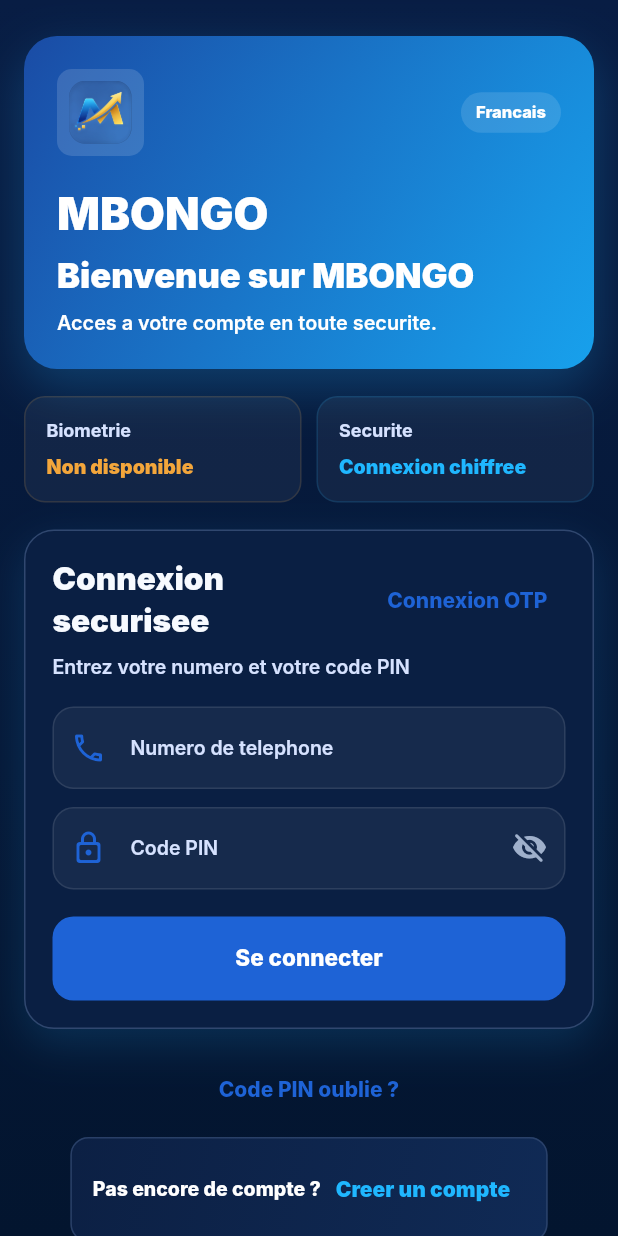
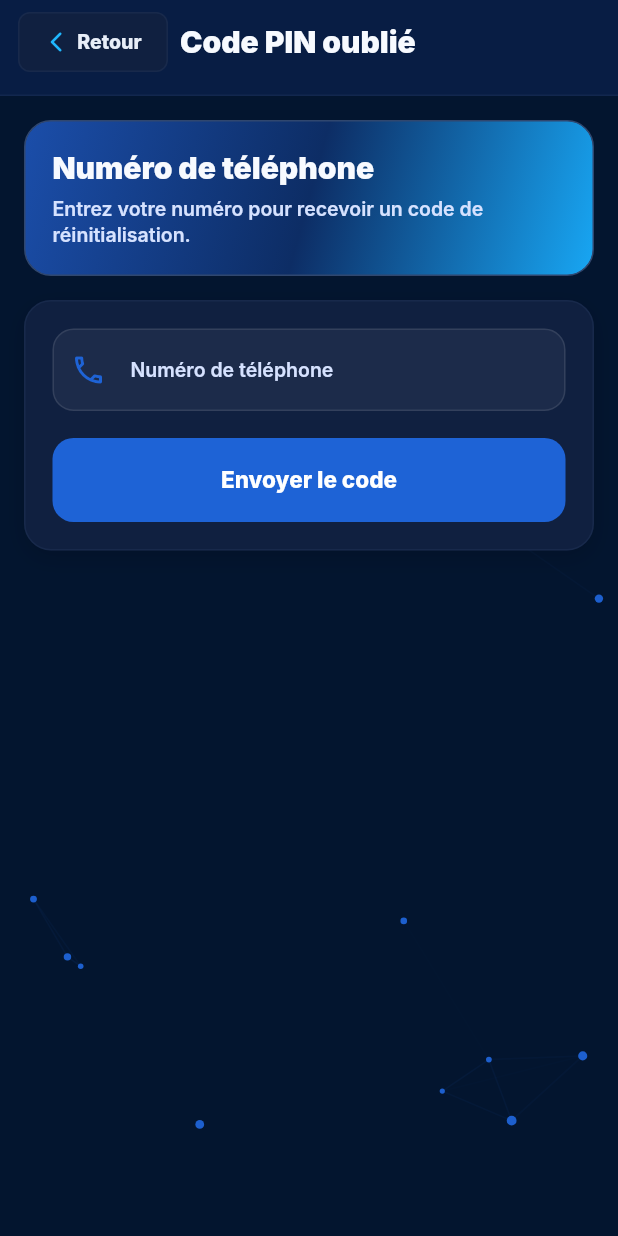
Before and after one commit to Sis243/mbongo, a Flutter app: the LoginScreen screen opened by its route, after a tap on "Code PIN oublie ?", on a phone screen of 412 x 824 dp. Run offline on Flutter 3.47's test engine with Material 3 defaults, Android fonts, the phone set to English and light mode, and no system bars; our stand-ins replace camera, connectivity_plus, dio, file_picker, firebase_core, firebase_messaging and 13 more; accounts and stored records are empty; Roboto replaces fonts that are missing (SF Pro Display).

Commit message:
feat: forgot PIN flow, onboarding first-launch, reset-pin endpoint
- Backend: POST /auth/reset-pin — verifies OTP (purpose=reset), bcrypt hashes new PIN
- Flutter: ForgotPinScreen (phone → OTP → new PIN, 3-step)
- Flutter: login_screen 'Code PIN oublié' button wired to ForgotPinScreen
- Flutter: first-launch onboarding — splash checks hasSeenOnboarding(), routes to
  /onboarding on first open; onboarding buttons call setSeenOnboarding() then go to login
- Router: /onboarding exempted from unauthenticated redirect

Co-Authored-By: Claude Sonnet 4.6 <noreply@anthropic.com>

```diff
--- a/lib/core/router/app_router.dart
+++ b/lib/core/router/app_router.dart
@@ -28,8 +28,9 @@ final routerProvider = Provider<GoRouter>((ref) {
 
       final loggedIn = authState.valueOrNull != null;
       final onAuthRoute = path.startsWith('/auth');
+      final onOnboarding = path == '/onboarding';
 
-      if (!loggedIn && !onAuthRoute) return '/auth/login';
+      if (!loggedIn && !onAuthRoute && !onOnboarding) return '/auth/login';
       if (loggedIn && onAuthRoute) return '/home';
       return null;
     },
--- /dev/null
+++ b/lib/screens/forgot_pin_screen.dart
@@ -0,0 +1,213 @@
+import 'package:flutter/material.dart';
+
+import '../core/theme/app_colors.dart';
+import '../core/theme/mbongo_theme.dart';
+import '../services/api_service.dart';
+import '../widgets/common/app_scaffold.dart';
+
+class ForgotPinScreen extends StatefulWidget {
+  final String initialPhone;
+  const ForgotPinScreen({super.key, this.initialPhone = ''});
+
+  @override
+  State<ForgotPinScreen> createState() => _ForgotPinScreenState();
+}
+
+class _ForgotPinScreenState extends State<ForgotPinScreen> {
+  final phoneCtrl = TextEditingController();
+  final otpCtrl = TextEditingController();
+  final pinCtrl = TextEditingController();
+  final confirmCtrl = TextEditingController();
+
+  // 0 = phone, 1 = otp, 2 = new pin
+  int _step = 0;
+  bool _loading = false;
+  String? _testCode;
+
+  @override
+  void initState() {
+    super.initState();
+    phoneCtrl.text = widget.initialPhone;
+  }
+
+  @override
+  void dispose() {
+    phoneCtrl.dispose();
+    otpCtrl.dispose();
+    pinCtrl.dispose();
+    confirmCtrl.dispose();
+    super.dispose();
+  }
+
+  void _snack(String msg) =>
+      ScaffoldMessenger.of(context).showSnackBar(SnackBar(content: Text(msg)));
+
+  Future<void> _sendOtp() async {
+    final phone = phoneCtrl.text.trim();
+    if (phone.isEmpty) { _snack('Entrez votre numéro.'); return; }
+    setState(() => _loading = true);
+    try {
+      final res = await ApiService.requestOtp(phone, purpose: 'reset');
+      if (!mounted) return;
+      setState(() {
+        _testCode = res['code']?.toString();
+        _step = 1;
+      });
+    } catch (e) {
+      if (mounted) _snack(e.toString());
+    } finally {
+      if (mounted) setState(() => _loading = false);
+    }
+  }
+
+  Future<void> _verifyOtp() async {
+    final code = otpCtrl.text.trim();
+    if (code.length < 4) { _snack('Entrez le code reçu.'); return; }
+    setState(() => _loading = true);
+    try {
+      final res = await ApiService.verifyOtp(phoneCtrl.text.trim(), code, purpose: 'reset');
+      if (!mounted) return;
+      if (res['valid'] == true) {
+        setState(() => _step = 2);
+      } else {
+        _snack(res['reason']?.toString() ?? 'Code invalide.');
+      }
+    } catch (e) {
+      if (mounted) _snack(e.toString());
+    } finally {
+      if (mounted) setState(() => _loading = false);
+    }
+  }
+
+  Future<void> _resetPin() async {
+    final pin = pinCtrl.text.trim();
+    final confirm = confirmCtrl.text.trim();
+    if (pin.length < 4) { _snack('PIN trop court (min 4 chiffres).'); return; }
+    if (pin != confirm) { _snack('Les codes PIN ne correspondent pas.'); return; }
+    setState(() => _loading = true);
+    try {
+      await ApiService.resetPin(phoneCtrl.text.trim(), otpCtrl.text.trim(), pin);
+      if (!mounted) return;
+      _snack('Code PIN mis à jour avec succès.');
+      Navigator.pop(context);
+    } catch (e) {
+      if (mounted) _snack(e.toString());
+    } finally {
+      if (mounted) setState(() => _loading = false);
+    }
+  }
+
+  @override
+  Widget build(BuildContext context) {
+    final palette = MbongoThemeController.current;
+    final titles = ['Numéro de téléphone', 'Code de vérification', 'Nouveau code PIN'];
+    final subs = [
+      'Entrez votre numéro pour recevoir un code de réinitialisation.',
+      'Entrez le code envoyé au ${phoneCtrl.text}.',
+      'Choisissez un nouveau code PIN.',
+    ];
+
+    return AppScaffold(
+      title: 'Code PIN oublié',
+      useParticles: true,
+      particleDensity: 0.7,
+      child: ListView(
+        padding: const EdgeInsets.all(16),
+        children: [
+          if (_testCode != null && _step == 1)
+            Container(
+              padding: const EdgeInsets.all(14),
+              margin: const EdgeInsets.only(bottom: 14),
+              decoration: BoxDecoration(
+                color: AppColors.gold.withValues(alpha: 0.12),
+                borderRadius: BorderRadius.circular(12),
+                border: Border.all(color: AppColors.gold.withValues(alpha: 0.4)),
+              ),
+              child: Row(children: [
+                const Icon(Icons.info_outline_rounded, color: AppColors.gold, size: 20),
+                const SizedBox(width: 10),
+                Expanded(child: Column(crossAxisAlignment: CrossAxisAlignment.start, children: [
+                  const Text('Mode TEST', style: TextStyle(color: AppColors.gold, fontWeight: FontWeight.w800, fontSize: 12)),
+                  const SizedBox(height: 2),
+                  Text('Code : $_testCode', style: const TextStyle(color: AppColors.text, fontWeight: FontWeight.w900, fontSize: 18, letterSpacing: 4)),
+                ])),
+              ]),
+            ),
+
+          Container(
+            padding: const EdgeInsets.all(18),
+            decoration: BoxDecoration(
+              gradient: LinearGradient(colors: palette.bannerGradient, begin: Alignment.topLeft, end: Alignment.bottomRight),
+              borderRadius: BorderRadius.circular(18),
+              border: Border.all(color: AppColors.border),
+            ),
+            child: Column(crossAxisAlignment: CrossAxisAlignment.start, children: [
+              Text(titles[_step], style: const TextStyle(color: AppColors.text, fontSize: 20, fontWeight: FontWeight.w900)),
+              const SizedBox(height: 6),
+              Text(subs[_step], style: const TextStyle(color: AppColors.textSoft, fontSize: 13, fontWeight: FontWeight.w600)),
+            ]),
+          ),
+          const SizedBox(height: 16),
+
+          Container(
+            padding: const EdgeInsets.all(18),
+            decoration: BoxDecoration(
+              color: palette.panelAlt,
+              borderRadius: BorderRadius.circular(18),
+              border: Border.all(color: AppColors.border.withValues(alpha: 0.24)),
+              boxShadow: const [BoxShadow(color: AppColors.shadow, blurRadius: 12, offset: Offset(0, 5))],
+            ),
+            child: Column(children: [
+              if (_step == 0) ...[
+                TextField(
+                  controller: phoneCtrl,
+                  keyboardType: TextInputType.phone,
+                  decoration: const InputDecoration(labelText: 'Numéro de téléphone', prefixIcon: Icon(Icons.phone_outlined)),
+                ),
+                const SizedBox(height: 18),
+                _btn('Envoyer le code', _sendOtp),
+              ] else if (_step == 1) ...[
+                TextField(
+                  controller: otpCtrl,
+                  keyboardType: TextInputType.number,
+                  maxLength: 6,
+                  textAlign: TextAlign.center,
+                  style: const TextStyle(fontSize: 22, fontWeight: FontWeight.w900, letterSpacing: 6),
+                  decoration: const InputDecoration(hintText: '— — — — — —', labelText: 'Code OTP', prefixIcon: Icon(Icons.sms_outlined), counterText: ''),
+                ),
+                const SizedBox(height: 18),
+                _btn('Vérifier le code', _verifyOtp),
+              ] else ...[
+                TextField(
+                  controller: pinCtrl,
+                  keyboardType: TextInputType.number,
+                  obscureText: true,
+                  decoration: const InputDecoration(labelText: 'Nouveau code PIN', prefixIcon: Icon(Icons.lock_outline)),
+                ),
+                const SizedBox(height: 12),
+                TextField(
+                  controller: confirmCtrl,
+                  keyboardType: TextInputType.number,
+                  obscureText: true,
+                  decoration: const InputDecoration(labelText: 'Confirmer le code PIN', prefixIcon: Icon(Icons.lock_outline)),
+                ),
+                const SizedBox(height: 18),
+                _btn('Valider', _resetPin),
+              ],
+            ]),
+          ),
+        ],
+      ),
+    );
+  }
+
+  Widget _btn(String label, VoidCallback action) => SizedBox(
+    width: double.infinity,
+    child: ElevatedButton(
+      onPressed: _loading ? null : action,
+      child: _loading
+          ? const SizedBox(height: 18, width: 18, child: CircularProgressIndicator(strokeWidth: 2))
+          : Text(label),
+    ),
+  );
+}
--- a/lib/screens/login_screen.dart
+++ b/lib/screens/login_screen.dart
@@ -8,6 +8,7 @@ import '../features/auth/presentation/auth_notifier.dart';
 import '../services/auth_service.dart';
 import '../services/biometric_service.dart';
 import '../widgets/common/mbongo_money_particles.dart';
+import 'forgot_pin_screen.dart';
 import 'login_phone_screen.dart';
 import 'register_screen.dart';
 
@@ -450,7 +451,7 @@ class _LoginScreenState extends ConsumerState<LoginScreen> {
     return Column(
       children: [
         TextButton(
-          onPressed: () {},
+          onPressed: () => Navigator.push(context, MaterialPageRoute(builder: (_) => ForgotPinScreen(initialPhone: phoneCtrl.text.trim()))),
           child: const Text('Code PIN oublie ?'),
         ),
         const SizedBox(height: 8),
--- a/lib/screens/splash_screen.dart
+++ b/lib/screens/splash_screen.dart
@@ -6,6 +6,7 @@ import 'package:go_router/go_router.dart';
 import '../core/theme/app_colors.dart';
 import '../features/auth/domain/app_user.dart';
 import '../features/auth/presentation/auth_notifier.dart';
+import '../services/auth_service.dart';
 import '../widgets/common/mbongo_money_particles.dart';
 
 class SplashScreen extends ConsumerStatefulWidget {
@@ -112,7 +113,9 @@ class _SplashScreenState extends ConsumerState<SplashScreen>
     if (authState != null) {
       context.go('/home');
     } else {
-      context.go('/auth/login');
+      final seen = await AuthService.hasSeenOnboarding();
+      if (!mounted) return;
+      context.go(seen ? '/auth/login' : '/onboarding');
     }
   }
 
--- a/lib/services/api_service.dart
+++ b/lib/services/api_service.dart
@@ -269,6 +269,10 @@ class ApiService {
     final data = response['data'];
     if (data is Map) return Map<String, dynamic>.from(data);
     return response;
+  }
+
+  static Future<Map<String, dynamic>> resetPin(String phone, String code, String newPin) async {
+    return _post('/auth/reset-pin', body: {'phone': phone, 'code': code, 'newPin': newPin});
   }
 
   static Future<Map<String, dynamic>> transfer({
```
Also changed, not shown: lib/screens/onboarding_screen.dart (+8 -11 lines), lib/services/auth_service.dart (+11 -0 lines), 2 other files.
